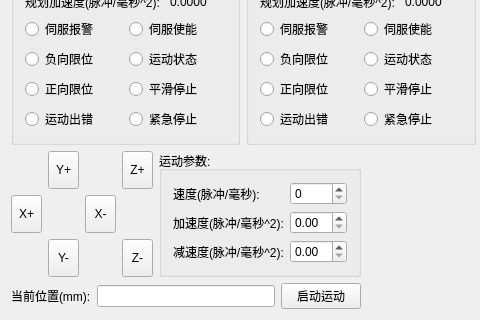
First picture: the form in GTSSimpleController/Widget/MasterControlWidget.ui, repository whisper512/GTS, before the edit; both pictures show x 0 to 480 and y 241 to 561 of the 722 by 561 pixel window.
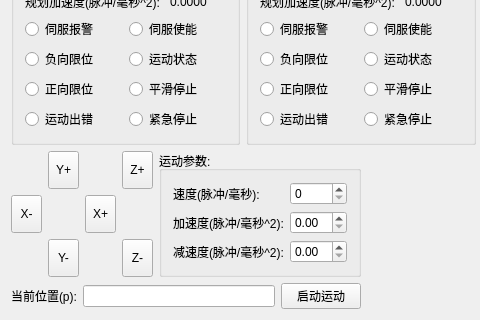
Second picture: the form after the edit.

```diff
--- a/GTSSimpleController/Widget/MasterControlWidget.ui
+++ b/GTSSimpleController/Widget/MasterControlWidget.ui
@@ -663,7 +663,7 @@
                 </sizepolicy>
                </property>
                <property name="text">
-                <string>X+</string>
+                <string>X-</string>
                </property>
               </widget>
              </item>
@@ -676,7 +676,7 @@
                 </sizepolicy>
                </property>
                <property name="text">
-                <string>X-</string>
+                <string>X+</string>
                </property>
               </widget>
              </item>
@@ -758,7 +758,7 @@
            <item>
             <widget class="QLabel" name="label_curPos">
              <property name="text">
-              <string>当前位置(mm):</string>
+              <string>当前位置(p):</string>
              </property>
             </widget>
            </item>
```
